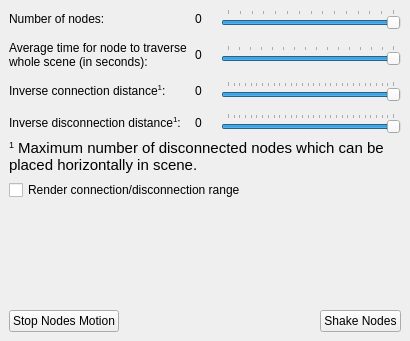
Above: Computer_networks/p2p/src/forms/main_dockable_panel.ui from rutsky/semester09 before the change. Below: the same form after it.
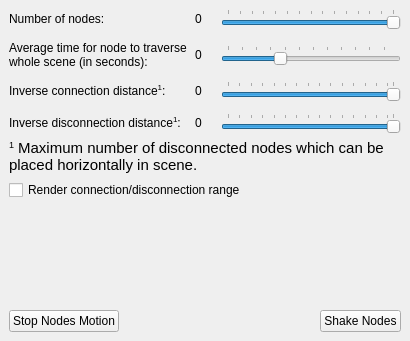
That is the form after the change.

What changed in the file:
```diff
--- a/Computer_networks/p2p/src/forms/main_dockable_panel.ui
+++ b/Computer_networks/p2p/src/forms/main_dockable_panel.ui
@@ -61,7 +61,7 @@
          <enum>QSlider::TicksAbove</enum>
         </property>
         <property name="tickInterval">
-         <number>1</number>
+         <number>2</number>
         </property>
        </widget>
       </item>
@@ -91,10 +91,10 @@
          <number>5</number>
         </property>
         <property name="maximum">
-         <number>20</number>
+         <number>180</number>
         </property>
         <property name="value">
-         <number>20</number>
+         <number>60</number>
         </property>
         <property name="orientation">
          <enum>Qt::Horizontal</enum>
@@ -103,7 +103,7 @@
          <enum>QSlider::TicksAbove</enum>
         </property>
         <property name="tickInterval">
-         <number>1</number>
+         <number>15</number>
         </property>
        </widget>
       </item>
@@ -175,7 +175,7 @@
          <enum>QSlider::TicksAbove</enum>
         </property>
         <property name="tickInterval">
-         <number>1</number>
+         <number>2</number>
         </property>
        </widget>
       </item>
```
